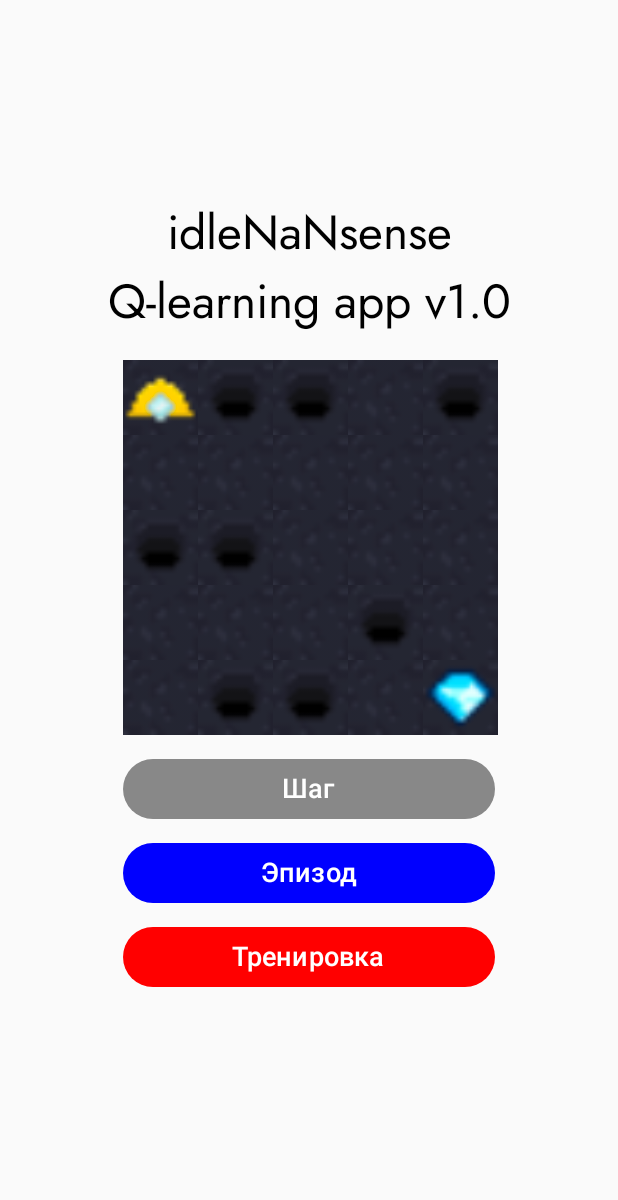
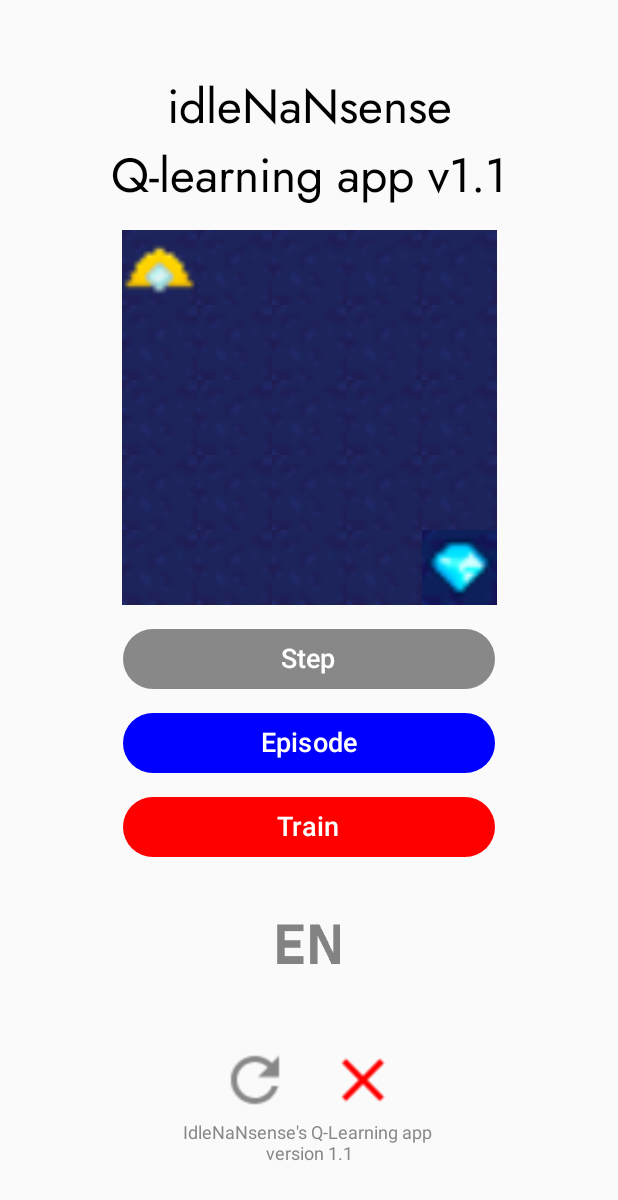
Before and after one commit to idlenonsense/qlearning, an Android app built with Jetpack Compose: the screen it shows after launch (MainActivity), on a phone screen of 412 x 824 dp. Shown: the top 1200 px of the screen. Run offline under Robolectric (Android 15) with nearby library versions, the phone set to English and light mode, and no system bars.

Commit message:
heavy update

```diff
--- a/app/build.gradle.kts
+++ b/app/build.gradle.kts
@@ -5,12 +5,12 @@ plugins {
 
 android {
     namespace = "com.example.qlearning"
-    compileSdk = 34
+    compileSdk = 35
 
     defaultConfig {
         applicationId = "com.example.qlearning"
         minSdk = 26
-        targetSdk = 34
+        targetSdk = 35
         versionCode = 1
         versionName = "1.0"
 
--- a/app/src/main/java/com/example/qlearning/MainActivity.kt
+++ b/app/src/main/java/com/example/qlearning/MainActivity.kt
@@ -1,15 +1,17 @@
 package com.example.qlearning
 
+import android.content.Context
+import android.content.res.Configuration
 import android.os.Bundle
 import androidx.activity.ComponentActivity
 import androidx.activity.compose.setContent
 import androidx.activity.enableEdgeToEdge
 import androidx.compose.foundation.Image
+import androidx.compose.foundation.clickable
+import androidx.compose.foundation.layout.Arrangement
 import androidx.compose.foundation.layout.Box
 import androidx.compose.foundation.layout.Column
-import androidx.compose.foundation.layout.Spacer
 import androidx.compose.foundation.layout.fillMaxSize
-import androidx.compose.foundation.layout.height
 import androidx.compose.foundation.layout.size
 import androidx.compose.material3.Button
 import androidx.compose.material3.Text
@@ -22,15 +24,28 @@ import androidx.compose.ui.unit.dp
 import androidx.compose.foundation.layout.Row
 import androidx.compose.foundation.layout.fillMaxWidth
 import androidx.compose.foundation.layout.padding
+import androidx.compose.foundation.layout.width
 import androidx.compose.foundation.layout.wrapContentHeight
+import androidx.compose.material.icons.Icons
+import androidx.compose.material.icons.sharp.Clear
+import androidx.compose.material.icons.sharp.Refresh
 import androidx.compose.material3.ButtonDefaults
+import androidx.compose.material3.Icon
+import androidx.compose.runtime.getValue
+import androidx.compose.runtime.mutableStateOf
 import androidx.compose.runtime.remember
+import androidx.compose.runtime.setValue
+import androidx.compose.ui.draw.scale
 import androidx.compose.ui.graphics.Color
+import androidx.compose.ui.graphics.vector.ImageVector
+import androidx.compose.ui.platform.LocalContext
+import androidx.compose.ui.res.stringResource
 import androidx.compose.ui.text.style.TextAlign
 import androidx.compose.ui.unit.sp
 import com.example.qlearning.core.QLearning
 import com.example.qlearning.ui.theme.JostRegular
 import com.example.qlearning.ui.theme.QlearningTheme
+import java.util.Locale
 
 class MainActivity : ComponentActivity() {
     override fun onCreate(savedInstanceState: Bundle?) {
@@ -40,70 +55,121 @@ class MainActivity : ComponentActivity() {
             QLearningApp()
         }
     }
+
+    fun updateLocale(context: Context, language: String) {
+        val locale = Locale(language)
+        Locale.setDefault(locale)
+        val config = Configuration(context.resources.configuration)
+        config.setLocale(locale)
+        context.createConfigurationContext(config)
+        context.resources.updateConfiguration(config, context.resources.displayMetrics)
+    }
 }
 
 @Composable
 fun QLearningApp() {
-    val ql = remember { QLearning() }
+    val context = LocalContext.current
+    val ql = remember { QLearning(context) }
+    var language by remember { mutableStateOf("en") }
+
+    InfoText(ql.info)
 
     Column(
-        modifier = Modifier.fillMaxSize().padding(top = 132.dp),
+        modifier = Modifier.fillMaxSize().padding(bottom = 52.dp),
+        horizontalAlignment = Alignment.CenterHorizontally,
+        verticalArrangement = Arrangement.Center
+    ) {
+        Grid(5, 5, ql.rewardCoordinates, ql.agentCoordinates, ql.penaltyCoordinates, ql)
+        ActionButtons(ql)
+        Image(painter =
+            if (language == "ru") {
+                painterResource(R.drawable.russian_lang)
+            } else {
+                painterResource(R.drawable.english_lang)
+            }, contentDescription = null, modifier = Modifier.size(52.dp).clickable {
+            language = if (language == "en") "ru" else "en"
+            ql.updateInfo(language)
+            (context as MainActivity).updateLocale(context, language)
+        })
+    }
+
+    BottomButtons(ql, context)
+}
+
+@Composable
+fun InfoText(
+    info: String
+) {
+    Box(
+        modifier = Modifier.fillMaxWidth().fillMaxSize().padding(top = 48.dp),
+        contentAlignment = Alignment.TopCenter
+    ) {
+        Text(
+            text = info,
+            textAlign = TextAlign.Center,
+            fontSize = 32.sp,
+            modifier = Modifier.width(302.dp),
+            fontFamily = JostRegular
+        )
+    }
+}
+
+@Composable
+fun ActionButtons(ql: QLearning) {
+    Column(
+        horizontalAlignment = Alignment.CenterHorizontally,
+        modifier = Modifier.fillMaxWidth().wrapContentHeight().padding(bottom = 16.dp)
+    ) {
+        ActionButton(stringResource(R.string.button_step), Color.Gray) { ql.step(0.15) }
+        ActionButton(stringResource(R.string.button_episode), Color.Blue) { ql.episode(0.5) }
+        ActionButton(stringResource(R.string.button_train), Color.Red) { ql.train(0.65) }
+    }
+}
+
+@Composable
+fun ActionButton(text: String, color: Color, onClick: () -> Unit) {
+    Button(
+        modifier = Modifier.size(248.dp, 56.dp).padding(bottom = 16.dp),
+        colors = ButtonDefaults.buttonColors(containerColor = color),
+        onClick = onClick
+    ) {
+        Text(text = text, fontSize = 18.sp)
+    }
+}
+
+@Composable
+fun BottomButtons(ql: QLearning, context: Context) {
+
+    Box(
+        modifier = Modifier.fillMaxWidth().fillMaxSize().padding(bottom = 48.dp),
+        contentAlignment = Alignment.BottomCenter
+    ) {
+        Column (
             horizontalAlignment = Alignment.CenterHorizontally
         ) {
+            Row {
+                IconButton(Icons.Sharp.Refresh, Color.Gray) { ql.shufflePenalty() }
+                IconButton(Icons.Sharp.Clear, Color.Red) { ql.removeCoordinates() }
+
+            }
             Text(
-                text = ql.info,
+                text = "IdleNaNsense's Q-Learning app \nversion 1.1",
                 textAlign = TextAlign.Center,
-                fontSize = 32.sp,
-                modifier = Modifier.size(284.dp, 92.dp),
-                fontFamily = JostRegular
-            )
-
-
-        Grid(5, 5, ql.rewardCoordinates, ql.agentCoordinates, ql.penaltyCoordinates)
-
-        Spacer(modifier = Modifier.height(16.dp))
-
-        Button(
-            modifier = Modifier
-                .size(248.dp, 56.dp)
-                .padding(bottom = 16.dp),
-            colors = ButtonDefaults.buttonColors(containerColor = Color.Gray),
-            onClick = {
-            ql.step(0.15)
-        }) {
-            Text(
-                text = "Шаг",
-                fontSize = 18.sp
+                fontSize = 12.sp,
+                color = Color.Gray
             )
         }
-
-        Button(
-            modifier = Modifier
-                .size(248.dp, 56.dp)
-                .padding(bottom = 16.dp),
-            colors = ButtonDefaults.buttonColors(containerColor = Color.Blue),
-            onClick = {
-            ql.episode(0.5)
-        }) {
-            Text(
-                text = "Эпизод",
-                fontSize = 18.sp
-            )
+    }
 }
 
+@Composable
+fun IconButton(icon: ImageVector, tint: Color, onClick: () -> Unit) {
     Button(
-            modifier = Modifier
-                .size(248.dp, 56.dp)
-                .padding(bottom = 16.dp),
-            colors = ButtonDefaults.buttonColors(containerColor = Color.Red),
-            onClick = {
-            ql.train(0.65)
-        }) {
-            Text(
-                text = "Тренировка",
-                fontSize = 18.sp
-            )
-        }
+        modifier = Modifier.padding(bottom = 4.dp),
+        colors = ButtonDefaults.buttonColors(containerColor = Color.Transparent),
+        onClick = onClick
+    ) {
+        Icon(icon, contentDescription = null, tint = tint, modifier = Modifier.scale(2F))
     }
 }
 
@@ -113,18 +179,34 @@ fun Grid(
     columns: Int,
     rewardCoordinates: Pair<Int, Int>,
     minerCoordinates: Pair<Int, Int>,
-    penaltyCoordinates: List<Pair<Int, Int>>
+    penaltyCoordinates: List<Pair<Int, Int>>,
+    qLearning: QLearning
 ) {
     Box(
-        modifier = Modifier
-            .fillMaxWidth()
-            .wrapContentHeight()
-            .padding(start = 82.dp, top = 16.dp)
+        modifier = Modifier.fillMaxWidth().wrapContentHeight().padding(bottom = 16.dp, top = 36.dp),
+        contentAlignment = Alignment.Center
     ) {
         Column {
             repeat(rows) { row ->
                 Row {
                     repeat(columns) { column ->
+                        Cell(row, column, rewardCoordinates, penaltyCoordinates, minerCoordinates, qLearning)
+                    }
+                }
+            }
+        }
+    }
+}
+
+@Composable
+fun Cell(
+    row: Int,
+    column: Int,
+    rewardCoordinates: Pair<Int, Int>,
+    penaltyCoordinates: List<Pair<Int, Int>>,
+    minerCoordinates: Pair<Int, Int>,
+    qLearning: QLearning
+) {
     val isReward = Pair(row, column) == rewardCoordinates
     val isPenalty = penaltyCoordinates.contains(Pair(row, column))
     val imageResource = if (isReward) R.drawable.diamond_cell else if (isPenalty) R.drawable.hole_cell else R.drawable.empty_cell
@@ -133,7 +215,13 @@ fun Grid(
         Image(
             painter = painterResource(id = imageResource),
             contentDescription = "Cell $row, $column",
-                                modifier = Modifier.size(50.dp)
+            modifier = Modifier.size(50.dp).clickable {
+                if (qLearning.penaltyCoordinates.contains(Pair(row, column))) {
+                    qLearning.penaltyCoordinates.remove(Pair(row, column))
+                } else {
+                    qLearning.penaltyCoordinates.add(Pair(row, column))
+                }
+            }
         )
         if (Pair(row, column) == minerCoordinates) {
             Image(
@@ -144,13 +232,8 @@ fun Grid(
         }
     }
 }
-                }
-            }
-        }
-    }
-}
 
-@Preview(showBackground = true)
+@Preview(showBackground = true, device = "id:Nexus 7")
 @Composable
 fun AppPreview() {
     QlearningTheme {
--- a/app/src/main/res/values/strings.xml
+++ b/app/src/main/res/values/strings.xml
@@ -1,3 +1,17 @@
 <resources>
     <string name="app_name">Blind Miner</string>
+    <string name="switch_language_ru">Язык: Русский</string>
+    <string name="switch_language_en">Language: English</string>
+    <string name="info_idle">idleNaNsense Q-learning app v1.1</string>
+    <string name="info_obstacles_placed">Obstacles have been placed randomly</string>
+    <string name="info_obstacles_cleared">Obstacles have been cleared</string>
+    <string name="info_agent_fell">The agent fell into the pit</string>
+    <string name="info_agent_reached_goal">The agent has reached the goal!</string>
+    <string name="info_agent_moved">Agent moved to %1$d, %2$d</string>
+    <string name="info_episode_ended_pit">Episode ended: The agent fell into the pit</string>
+    <string name="info_episode_ended_goal">Episode ended: The agent has reached the goal!</string>
+    <string name="info_training_finished">The training is finished</string>
+    <string name="button_step">Step</string>
+    <string name="button_episode">Episode</string>
+    <string name="button_train">Train</string>
 </resources>
--- a/build.gradle.kts
+++ b/build.gradle.kts
@@ -3,3 +3,4 @@ plugins {
     id("com.android.application") version "8.1.2" apply false
     id("org.jetbrains.kotlin.android") version "1.8.10" apply false
 }
+val compileSdkVersion by extra(33)
```
Also changed, not shown: app/src/main/java/com/example/qlearning/core/QLearning.kt (+79 -118 lines), app/src/main/res/drawable-mdpi/diamond_cell.png, app/src/main/res/drawable-mdpi/empty_cell.png, app/src/main/res/drawable-mdpi/english_lang.png (added), app/src/main/res/drawable-mdpi/hole_cell.png, app/src/main/res/drawable-mdpi/russian_lang.png (added), gradle/wrapper/gradle-wrapper.properties, 4 other files. Lines whose indentation alone changed are shown as unchanged.
